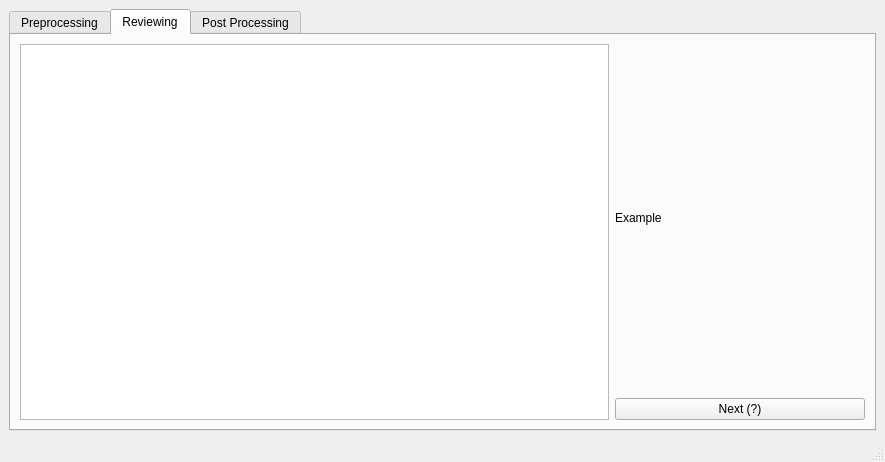
The window that gui/design files/mainwindow.ui (JerrisonChang/AESfor300Z) describes before a commit, drawn with Qt 5.
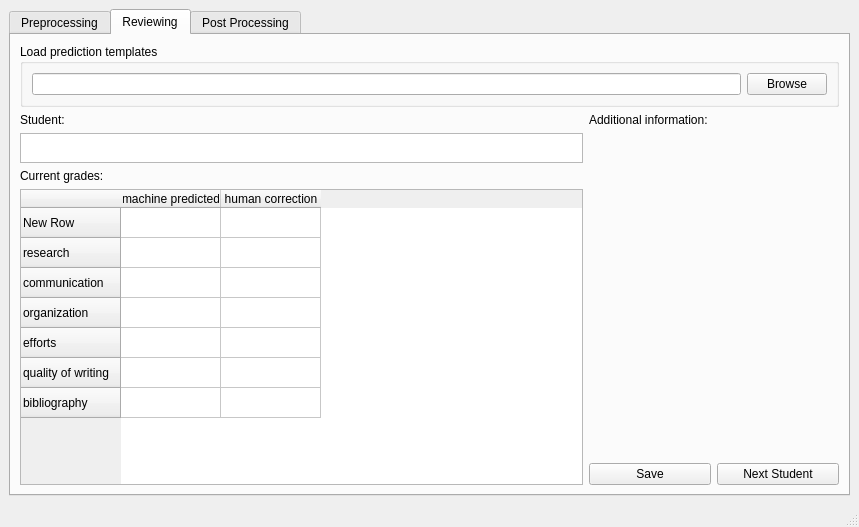
The same window after the commit. The open tabs and pages were chosen to show the change.

Diff of the .ui file:
```diff
--- a/gui/design files/mainwindow.ui
+++ b/gui/design files/mainwindow.ui
@@ -6,15 +6,15 @@
    <rect>
     <x>0</x>
     <y>0</y>
-    <width>885</width>
-    <height>462</height>
+    <width>859</width>
+    <height>527</height>
    </rect>
   </property>
   <property name="windowTitle">
    <string>Essay Grading Helper</string>
   </property>
   <widget class="QWidget" name="centralwidget">
-   <layout class="QHBoxLayout" name="horizontalLayout_3">
+   <layout class="QVBoxLayout" name="verticalLayout_12">
     <item>
      <widget class="QTabWidget" name="tabWidget">
       <property name="font">
@@ -189,38 +189,155 @@
        <attribute name="title">
         <string>Reviewing</string>
        </attribute>
-       <layout class="QHBoxLayout" name="horizontalLayout_2">
+       <layout class="QVBoxLayout" name="verticalLayout_13">
         <item>
-         <widget class="QTableView" name="tableView">
-          <property name="minimumSize">
-           <size>
-            <width>500</width>
-            <height>0</height>
-           </size>
+         <widget class="QGroupBox" name="load_predited__group_box">
+          <property name="title">
+           <string>Load prediction templates</string>
           </property>
+          <layout class="QHBoxLayout" name="horizontalLayout_2">
+           <item>
+            <widget class="QLineEdit" name="select_predicted__line"/>
+           </item>
+           <item>
+            <widget class="QPushButton" name="select_predicted__browse_btn">
+             <property name="text">
+              <string>Browse</string>
+             </property>
+            </widget>
+           </item>
+          </layout>
          </widget>
         </item>
         <item>
-         <layout class="QVBoxLayout" name="verticalLayout_4">
+         <layout class="QHBoxLayout" name="horizontalLayout_11">
           <item>
-           <widget class="QLabel" name="label_2">
-            <property name="minimumSize">
-             <size>
-              <width>250</width>
-              <height>0</height>
-             </size>
-            </property>
-            <property name="text">
-             <string>Example</string>
-            </property>
-           </widget>
+           <layout class="QVBoxLayout" name="verticalLayout_11" stretch="0,0,0,0">
+            <item>
+             <widget class="QLabel" name="std_name__label">
+              <property name="text">
+               <string>Student:</string>
+              </property>
+             </widget>
+            </item>
+            <item>
+             <widget class="QListView" name="std_name__listView">
+              <property name="maximumSize">
+               <size>
+                <width>16777215</width>
+                <height>30</height>
+               </size>
+              </property>
+             </widget>
+            </item>
+            <item>
+             <widget class="QLabel" name="current_grade__label">
+              <property name="text">
+               <string>Current grades:</string>
+              </property>
+             </widget>
+            </item>
+            <item>
+             <widget class="QTableWidget" name="grade_table">
+              <property name="autoFillBackground">
+               <bool>false</bool>
+              </property>
+              <row>
+               <property name="text">
+                <string>New Row</string>
+               </property>
+              </row>
+              <row>
+               <property name="text">
+                <string>research</string>
+               </property>
+              </row>
+              <row>
+               <property name="text">
+                <string>communication</string>
+               </property>
+              </row>
+              <row>
+               <property name="text">
+                <string>organization</string>
+               </property>
+              </row>
+              <row>
+               <property name="text">
+                <string>efforts</string>
+               </property>
+              </row>
+              <row>
+               <property name="text">
+                <string>quality of writing</string>
+               </property>
+              </row>
+              <row>
+               <property name="text">
+                <string>bibliography</string>
+               </property>
+              </row>
+              <column>
+               <property name="text">
+                <string>machine predicted</string>
+               </property>
+              </column>
+              <column>
+               <property name="text">
+                <string>human correction</string>
+               </property>
+              </column>
+             </widget>
+            </item>
+           </layout>
           </item>
           <item>
-           <widget class="QPushButton" name="pushButton">
-            <property name="text">
-             <string>Next (?)</string>
-            </property>
-           </widget>
+           <layout class="QVBoxLayout" name="verticalLayout_4">
+            <item>
+             <widget class="QLabel" name="additional_info__label">
+              <property name="minimumSize">
+               <size>
+                <width>250</width>
+                <height>0</height>
+               </size>
+              </property>
+              <property name="text">
+               <string>Additional information:</string>
+              </property>
+             </widget>
+            </item>
+            <item>
+             <spacer name="verticalSpacer_2">
+              <property name="orientation">
+               <enum>Qt::Vertical</enum>
+              </property>
+              <property name="sizeHint" stdset="0">
+               <size>
+                <width>20</width>
+                <height>40</height>
+               </size>
+              </property>
+             </spacer>
+            </item>
+            <item>
+             <layout class="QHBoxLayout" name="horizontalLayout_3">
+              <item>
+               <widget class="QPushButton" name="review__save_btn">
+                <property name="text">
+                 <string>Save</string>
+                </property>
+               </widget>
+              </item>
+              <item>
+               <widget class="QPushButton" name="review__next_std_btn">
+                <property name="text">
+                 <string>Next Student</string>
+                </property>
+               </widget>
+              </item>
+             </layout>
+            </item>
+           </layout>
           </item>
          </layout>
         </item>
```
Left out of the diff: 102 changed lines with no effect on the pictures.
